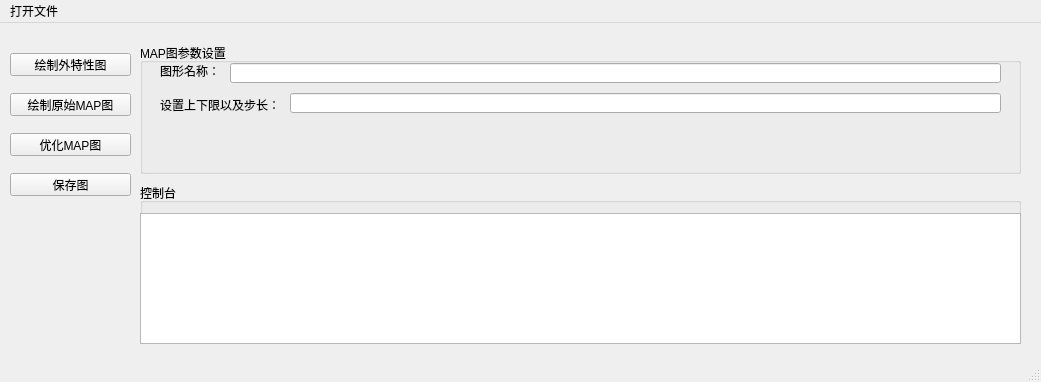
Qt form PaintMAPGUI.ui (guixy/Tools-Collection) before a commit.
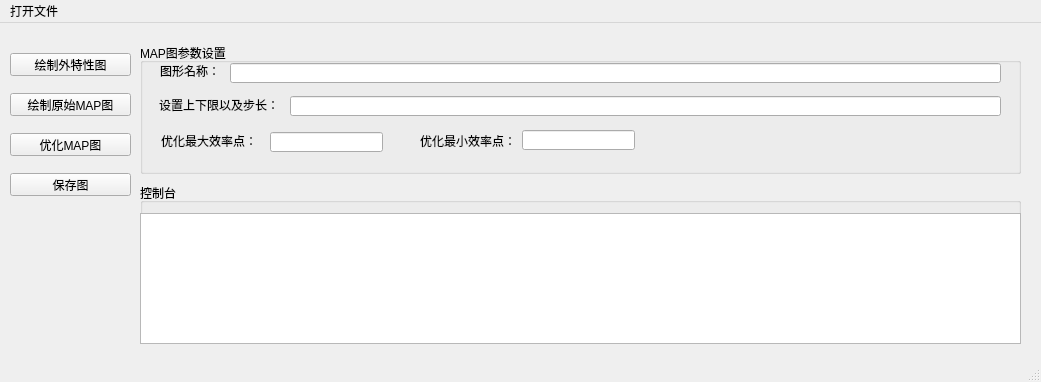
The same form after that commit.

What changed in the file:
```diff
--- a/PaintMAPGUI.ui
+++ b/PaintMAPGUI.ui
@@ -135,7 +135,7 @@
      <property name="geometry">
       <rect>
        <x>150</x>
-       <y>50</y>
+       <y>53</y>
        <width>711</width>
        <height>20</height>
       </rect>
@@ -144,7 +144,7 @@
     <widget class="QLabel" name="label_2">
      <property name="geometry">
       <rect>
-       <x>20</x>
+       <x>19</x>
        <y>52</y>
        <width>121</width>
        <height>20</height>
@@ -154,6 +154,52 @@
       <string>设置上下限以及步长：</string>
      </property>
     </widget>
+    <widget class="QLabel" name="label_3">
+     <property name="geometry">
+      <rect>
+       <x>21</x>
+       <y>90</y>
+       <width>101</width>
+       <height>16</height>
+      </rect>
+     </property>
+     <property name="text">
+      <string>优化最大效率点：</string>
+     </property>
+    </widget>
+    <widget class="QLabel" name="label_4">
+     <property name="geometry">
+      <rect>
+       <x>280</x>
+       <y>90</y>
+       <width>101</width>
+       <height>16</height>
+      </rect>
+     </property>
+     <property name="text">
+      <string>优化最小效率点：</string>
+     </property>
+    </widget>
+    <widget class="QLineEdit" name="lineEdit_3">
+     <property name="geometry">
+      <rect>
+       <x>130</x>
+       <y>89</y>
+       <width>113</width>
+       <height>20</height>
+      </rect>
+     </property>
+    </widget>
+    <widget class="QLineEdit" name="lineEdit_4">
+     <property name="geometry">
+      <rect>
+       <x>382</x>
+       <y>87</y>
+       <width>113</width>
+       <height>20</height>
+      </rect>
+     </property>
+    </widget>
    </widget>
   </widget>
   <widget class="QMenuBar" name="menubar">
```
